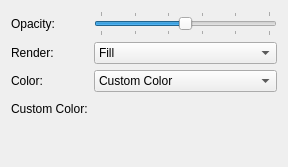
First picture: the form in libavogadro-kalzium/src/engines/surfacesettingswidget.ui, repository KDE/kalzium, before the edit.
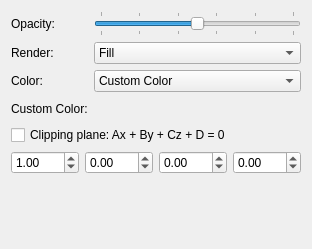
Second picture: the form after the edit. Custom widgets are drawn as their Qt base class.

Patch:
```diff
--- a/libavogadro-kalzium/src/engines/surfacesettingswidget.ui
+++ b/libavogadro-kalzium/src/engines/surfacesettingswidget.ui
@@ -5,8 +5,8 @@
    <rect>
     <x>0</x>
     <y>0</y>
-    <width>288</width>
-    <height>167</height>
+    <width>312</width>
+    <height>249</height>
    </rect>
   </property>
   <layout class="QGridLayout" >
@@ -132,7 +132,45 @@
      </item>
     </layout>
    </item>
-   <item row="4" column="1" >
+   <item rowspan="2" row="5" column="0" colspan="2" >
+    <layout class="QHBoxLayout" >
+     <item>
+      <widget class="QDoubleSpinBox" name="ASpinBox" >
+       <property name="minimum" >
+        <double>-99.989999999999995</double>
+       </property>
+       <property name="value" >
+        <double>1.000000000000000</double>
+       </property>
+      </widget>
+     </item>
+     <item>
+      <widget class="QDoubleSpinBox" name="BSpinBox" >
+       <property name="minimum" >
+        <double>-99.989999999999995</double>
+       </property>
+      </widget>
+     </item>
+     <item>
+      <widget class="QDoubleSpinBox" name="CSpinBox" >
+       <property name="enabled" >
+        <bool>true</bool>
+       </property>
+       <property name="minimum" >
+        <double>-99.989999999999995</double>
+       </property>
+      </widget>
+     </item>
+     <item>
+      <widget class="QDoubleSpinBox" name="DSpinBox" >
+       <property name="minimum" >
+        <double>-99.989999999999995</double>
+       </property>
+      </widget>
+     </item>
+    </layout>
+   </item>
+   <item row="7" column="0" >
     <spacer>
      <property name="orientation" >
       <enum>Qt::Vertical</enum>
@@ -145,6 +183,13 @@
      </property>
     </spacer>
    </item>
+   <item row="4" column="0" colspan="2" >
+    <widget class="QCheckBox" name="clipCheckBox" >
+     <property name="text" >
+      <string>Clipping plane: Ax + By + Cz + D = 0</string>
+     </property>
+    </widget>
+   </item>
   </layout>
  </widget>
  <customwidgets>
```
Left out of the diff: 2 changed lines with no effect on the pictures.
